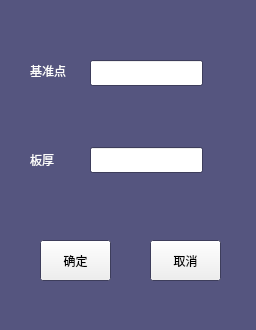
Qt form A66-app/yreferencepoint.ui (Tetraelc/A66_PRO) before a commit.
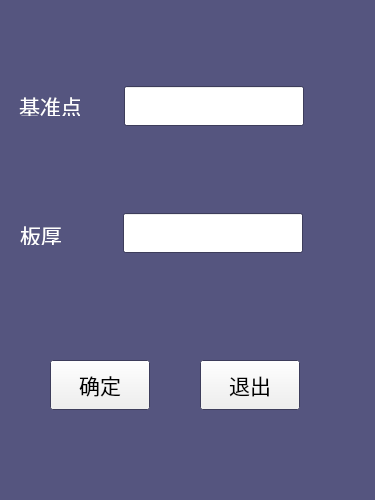
The same form after that commit. Icons and pictures are not drawn.

Diff of the .ui file:
```diff
--- a/A66-app/yreferencepoint.ui
+++ b/A66-app/yreferencepoint.ui
@@ -6,8 +6,8 @@
    <rect>
     <x>0</x>
     <y>0</y>
-    <width>256</width>
-    <height>330</height>
+    <width>375</width>
+    <height>500</height>
    </rect>
   </property>
   <property name="palette">
@@ -16,9 +16,9 @@
      <colorrole role="WindowText">
       <brush brushstyle="SolidPattern">
        <color alpha="255">
-        <red>253</red>
-        <green>253</green>
-        <blue>253</blue>
+        <red>255</red>
+        <green>255</green>
+        <blue>255</blue>
        </color>
       </brush>
      </colorrole>
@@ -45,9 +45,9 @@
      <colorrole role="WindowText">
       <brush brushstyle="SolidPattern">
        <color alpha="255">
-        <red>253</red>
-        <green>253</green>
-        <blue>253</blue>
+        <red>255</red>
+        <green>255</green>
+        <blue>255</blue>
        </color>
       </brush>
      </colorrole>
@@ -112,22 +112,27 @@
   <widget class="QLineEdit" name="lineEdit_BoardThick">
    <property name="geometry">
     <rect>
-     <x>90</x>
-     <y>147</y>
-     <width>113</width>
-     <height>26</height>
+     <x>123</x>
+     <y>213</y>
+     <width>180</width>
+     <height>40</height>
     </rect>
    </property>
   </widget>
   <widget class="QLabel" name="label">
    <property name="geometry">
     <rect>
-     <x>30</x>
-     <y>150</y>
+     <x>20</x>
+     <y>225</y>
      <width>50</width>
      <height>20</height>
     </rect>
    </property>
+   <property name="font">
+    <font>
+     <pointsize>16</pointsize>
+    </font>
+   </property>
    <property name="text">
     <string>板厚</string>
    </property>
@@ -135,12 +140,17 @@
   <widget class="QLabel" name="label_2">
    <property name="geometry">
     <rect>
-     <x>30</x>
-     <y>63</y>
-     <width>50</width>
-     <height>16</height>
+     <x>19</x>
+     <y>96</y>
+     <width>61</width>
+     <height>20</height>
     </rect>
    </property>
+   <property name="font">
+    <font>
+     <pointsize>16</pointsize>
+    </font>
+   </property>
    <property name="text">
     <string>基准点</string>
    </property>
@@ -148,40 +158,116 @@
   <widget class="QLineEdit" name="lineEdit_YReferencePoint">
    <property name="geometry">
     <rect>
-     <x>90</x>
-     <y>60</y>
-     <width>113</width>
-     <height>26</height>
+     <x>124</x>
+     <y>86</y>
+     <width>180</width>
+     <height>40</height>
     </rect>
    </property>
    <property name="readOnly">
     <bool>true</bool>
    </property>
   </widget>
-  <widget class="QToolButton" name="toolButton_comfirm">
+  <widget class="QPushButton" name="toolButton_comfirm">
    <property name="geometry">
     <rect>
-     <x>40</x>
-     <y>240</y>
-     <width>71</width>
-     <height>41</height>
+     <x>50</x>
+     <y>360</y>
+     <width>100</width>
+     <height>50</height>
     </rect>
    </property>
+   <property name="sizePolicy">
+    <sizepolicy hsizetype="Minimum" vsizetype="Minimum">
+     <horstretch>0</horstretch>
+     <verstretch>0</verstretch>
+    </sizepolicy>
+   </property>
+   <property name="minimumSize">
+    <size>
+     <width>45</width>
+     <height>40</height>
+    </size>
+   </property>
+   <property name="font">
+    <font>
+     <pointsize>16</pointsize>
+    </font>
+   </property>
+   <property name="cursor">
+    <cursorShape>ArrowCursor</cursorShape>
+   </property>
+   <property name="focusPolicy">
+    <enum>Qt::NoFocus</enum>
+   </property>
    <property name="text">
     <string>确定</string>
    </property>
+   <property name="icon">
+    <iconset resource="A66-appsrc.qrc">
+     <normaloff>:/ICO/accept.png</normaloff>:/ICO/accept.png</iconset>
+   </property>
+   <property name="iconSize">
+    <size>
+     <width>36</width>
+     <height>36</height>
+    </size>
+   </property>
+   <property name="buttonValue" stdset="0">
+    <char>
+     <unicode>0</unicode>
+    </char>
+   </property>
   </widget>
-  <widget class="QToolButton" name="toolButton_Cancal">
+  <widget class="QPushButton" name="toolButton_Cancal">
    <property name="geometry">
     <rect>
-     <x>150</x>
-     <y>240</y>
-     <width>71</width>
-     <height>41</height>
+     <x>200</x>
+     <y>360</y>
+     <width>100</width>
+     <height>50</height>
     </rect>
    </property>
+   <property name="sizePolicy">
+    <sizepolicy hsizetype="Minimum" vsizetype="Minimum">
+     <horstretch>0</horstretch>
+     <verstretch>0</verstretch>
+    </sizepolicy>
+   </property>
+   <property name="minimumSize">
+    <size>
+     <width>45</width>
+     <height>40</height>
+    </size>
+   </property>
+   <property name="font">
+    <font>
+     <pointsize>16</pointsize>
+    </font>
+   </property>
+   <property name="cursor">
+    <cursorShape>ArrowCursor</cursorShape>
+   </property>
+   <property name="focusPolicy">
+    <enum>Qt::NoFocus</enum>
+   </property>
    <property name="text">
-    <string>取消</string>
+    <string>退出</string>
+   </property>
+   <property name="icon">
+    <iconset resource="A66-appsrc.qrc">
+     <normaloff>:/ICO/cancel.png</normaloff>:/ICO/cancel.png</iconset>
+   </property>
+   <property name="iconSize">
+    <size>
+     <width>36</width>
+     <height>36</height>
+    </size>
+   </property>
+   <property name="buttonValue" stdset="0">
+    <char>
+     <unicode>0</unicode>
+    </char>
    </property>
   </widget>
  </widget>
```
Left out of the diff: 12 changed lines with no effect on the pictures.
